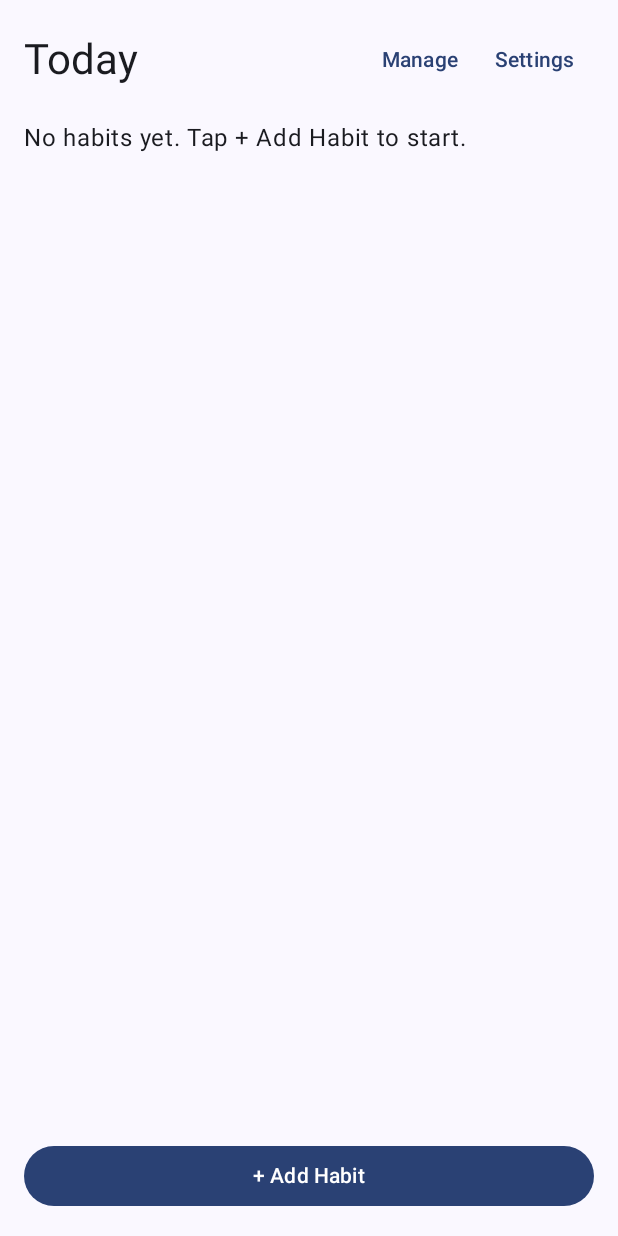
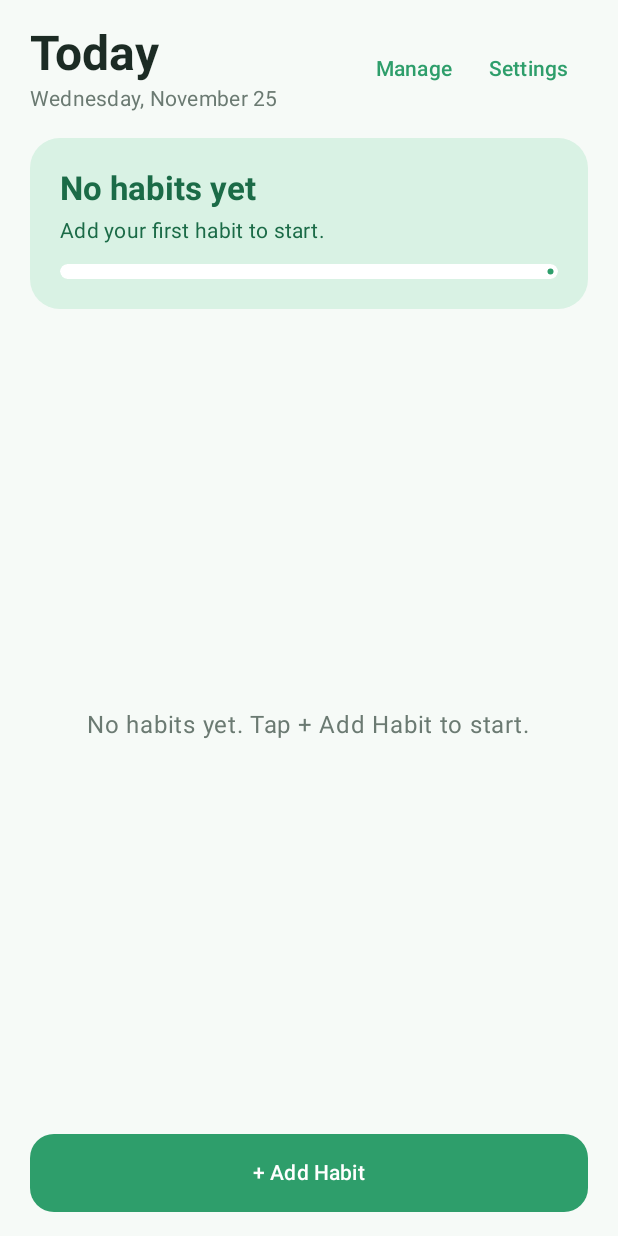
Before and after one commit to grsnrms/DailyWin, an Android app built with Jetpack Compose: the screen it shows after launch (MainActivity), on a phone screen of 412 x 824 dp. Run offline under Robolectric (Android 15) with nearby library versions, the phone set to English and light mode, and no system bars; our stand-ins replace Room's generated code.

Commit message:
Redesign home screen

```diff
--- a/app/src/main/java/ph/edu/comteq/dailywin/HomeScreen.kt
+++ b/app/src/main/java/ph/edu/comteq/dailywin/HomeScreen.kt
@@ -4,12 +4,19 @@ import androidx.compose.foundation.clickable
 import androidx.compose.foundation.layout.*
 import androidx.compose.foundation.lazy.LazyColumn
 import androidx.compose.foundation.lazy.items
+import androidx.compose.foundation.shape.RoundedCornerShape
 import androidx.compose.material3.*
 import androidx.compose.runtime.*
 import androidx.compose.ui.Alignment
 import androidx.compose.ui.Modifier
+import androidx.compose.ui.draw.clip
+import androidx.compose.ui.text.font.FontWeight
+import androidx.compose.ui.text.style.TextDecoration
 import androidx.compose.ui.unit.dp
 import androidx.navigation.NavController
+import java.text.SimpleDateFormat
+import java.util.Date
+import java.util.Locale
 
 @Composable
 fun HomeScreen(navController: NavController, viewModel: HabitViewModel) {
@@ -17,7 +24,15 @@ fun HomeScreen(navController: NavController, viewModel: HabitViewModel) {
     val completions by viewModel.completions.collectAsState(initial = emptyList())
     val today = viewModel.today()
 
-    Column(modifier = Modifier.fillMaxSize().padding(16.dp)) {
+
+    val doneCount = habits.count { habit ->
+        completions.any { it.habitId == habit.id && it.date == today }
+    }
+    val progress = if (habits.isEmpty()) 0f else doneCount.toFloat() / habits.size
+
+    val dateText = SimpleDateFormat("EEEE, MMMM d", Locale.getDefault()).format(Date())
+
+    Column(modifier = Modifier.fillMaxSize().padding(horizontal = 20.dp, vertical = 16.dp)) {
 
 
         Row(
@@ -25,7 +40,18 @@ fun HomeScreen(navController: NavController, viewModel: HabitViewModel) {
             horizontalArrangement = Arrangement.SpaceBetween,
             verticalAlignment = Alignment.CenterVertically
         ) {
-            Text("Today", style = MaterialTheme.typography.headlineMedium)
+            Column {
+                Text(
+                    text = "Today",
+                    style = MaterialTheme.typography.headlineLarge,
+                    fontWeight = FontWeight.Bold
+                )
+                Text(
+                    text = dateText,
+                    style = MaterialTheme.typography.bodyMedium,
+                    color = MaterialTheme.colorScheme.onSurfaceVariant
+                )
+            }
             Row {
                 TextButton(onClick = { navController.navigate("manage") }) {
                     Text("Manage")
@@ -36,46 +62,114 @@ fun HomeScreen(navController: NavController, viewModel: HabitViewModel) {
             }
         }
 
+        Spacer(modifier = Modifier.height(16.dp))
+
+
+        Card(
+            modifier = Modifier.fillMaxWidth(),
+            shape = RoundedCornerShape(20.dp),
+            colors = CardDefaults.cardColors(
+                containerColor = MaterialTheme.colorScheme.primaryContainer
+            )
+        ) {
+            Column(modifier = Modifier.padding(20.dp)) {
+                Text(
+                    text = if (habits.isEmpty()) "No habits yet" else "$doneCount of ${habits.size} done",
+                    style = MaterialTheme.typography.titleLarge,
+                    fontWeight = FontWeight.Bold,
+                    color = MaterialTheme.colorScheme.onPrimaryContainer
+                )
+                Text(
+                    text = when {
+                        habits.isEmpty() -> "Add your first habit to start."
+                        doneCount == habits.size -> "All done today. Great job!"
+                        else -> "Keep going, you're doing great."
+                    },
+                    style = MaterialTheme.typography.bodyMedium,
+                    color = MaterialTheme.colorScheme.onPrimaryContainer,
+                    modifier = Modifier.padding(top = 4.dp, bottom = 12.dp)
+                )
+                LinearProgressIndicator(
+                    progress = { progress },
+                    modifier = Modifier
+                        .fillMaxWidth()
+                        .height(10.dp)
+                        .clip(RoundedCornerShape(5.dp)),
+                    color = MaterialTheme.colorScheme.primary,
+                    trackColor = MaterialTheme.colorScheme.surface
+                )
+            }
+        }
+
+        Spacer(modifier = Modifier.height(16.dp))
+
 
         if (habits.isEmpty()) {
+            Box(
+                modifier = Modifier.weight(1f).fillMaxWidth(),
+                contentAlignment = Alignment.Center
+            ) {
                 Text(
                     text = "No habits yet. Tap + Add Habit to start.",
-                modifier = Modifier.weight(1f).padding(vertical = 16.dp)
+                    color = MaterialTheme.colorScheme.onSurfaceVariant
                 )
+            }
         } else {
-            LazyColumn(modifier = Modifier.weight(1f)) {
-                items(habits) { habit ->
+            LazyColumn(
+                modifier = Modifier.weight(1f),
+                verticalArrangement = Arrangement.spacedBy(10.dp)
+            ) {
+                items(habits, key = { it.id }) { habit ->
+
                     val isDone = completions.any {
                         it.habitId == habit.id && it.date == today
                     }
+                    val doneDates = completions.filter { it.habitId == habit.id }.map { it.date }
+                    val streak = viewModel.getStreak(doneDates)
 
                     Card(
+                        modifier = Modifier.fillMaxWidth(),
+                        shape = RoundedCornerShape(16.dp),
+                        colors = CardDefaults.cardColors(
+                            containerColor = MaterialTheme.colorScheme.surface
+                        ),
+                        elevation = CardDefaults.cardElevation(defaultElevation = 2.dp)
+                    ) {
+                        Row(
                             modifier = Modifier
                                 .fillMaxWidth()
-                            .padding(vertical = 6.dp)
+                                .clickable { navController.navigate("detail/${habit.id}") }
+                                .padding(horizontal = 8.dp, vertical = 8.dp),
+                            verticalAlignment = Alignment.CenterVertically
                         ) {
-                        Row(verticalAlignment = Alignment.CenterVertically) {
                             Checkbox(
                                 checked = isDone,
                                 onCheckedChange = { viewModel.toggleDone(habit.id, it) }
                             )
-                            // tap the name to open the detail screen
+                            Column(modifier = Modifier.padding(start = 4.dp)) {
                                 Text(
                                     text = habit.name,
-                                modifier = Modifier
-                                    .clickable { navController.navigate("detail/${habit.id}") }
-                                    .padding(12.dp)
+                                    style = MaterialTheme.typography.titleMedium,
+                                    textDecoration = if (isDone) TextDecoration.LineThrough else null,
+                                    color = if (isDone) MaterialTheme.colorScheme.onSurfaceVariant
+                                    else MaterialTheme.colorScheme.onSurface
+                                )
+                                Text(
+                                    text = "Streak: $streak " + if (streak == 1) "day" else "days",
+                                    style = MaterialTheme.typography.bodySmall,
+                                    color = MaterialTheme.colorScheme.onSurfaceVariant
                                 )
                             }
                         }
                     }
                 }
             }
-
-
+        }
+        Spacer(modifier = Modifier.height(12.dp))
         Button(
             onClick = { navController.navigate("addedit/-1") },
-            modifier = Modifier.fillMaxWidth()
+            modifier = Modifier.fillMaxWidth().height(52.dp),
+            shape = RoundedCornerShape(16.dp)
         ) {
             Text("+ Add Habit")
         }
--- a/app/src/main/java/ph/edu/comteq/dailywin/ui/theme/Color.kt
+++ b/app/src/main/java/ph/edu/comteq/dailywin/ui/theme/Color.kt
@@ -2,10 +2,10 @@ package ph.edu.comteq.dailywin.ui.theme
 
 import androidx.compose.ui.graphics.Color
 
-val Purple80 = Color(0xFFD0BCFF)
-val PurpleGrey80 = Color(0xFFCCC2DC)
-val Pink80 = Color(0xFFEFB8C8)
-
-val Purple40 = Color(0xFF6650a4)
-val PurpleGrey40 = Color(0xFF625b71)
-val Pink40 = Color(0xFF7D5260)
+val Green = Color(0xFF2E9E6B)
+val GreenDark = Color(0xFF1B6B47)
+val GreenLight = Color(0xFFD9F2E4)
+val Cream = Color(0xFFF6FAF7)
+val White = Color(0xFFFFFFFF)
+val TextDark = Color(0xFF1C2B24)
+val TextGray = Color(0xFF6B7A72)
--- a/app/src/main/java/ph/edu/comteq/dailywin/ui/theme/Theme.kt
+++ b/app/src/main/java/ph/edu/comteq/dailywin/ui/theme/Theme.kt
@@ -1,57 +1,49 @@
 package ph.edu.comteq.dailywin.ui.theme
 
-import android.app.Activity
-import android.os.Build
 import androidx.compose.foundation.isSystemInDarkTheme
 import androidx.compose.material3.MaterialTheme
 import androidx.compose.material3.darkColorScheme
-import androidx.compose.material3.dynamicDarkColorScheme
-import androidx.compose.material3.dynamicLightColorScheme
 import androidx.compose.material3.lightColorScheme
 import androidx.compose.runtime.Composable
-import androidx.compose.ui.platform.LocalContext
+import androidx.compose.ui.graphics.Color
 
-private val DarkColorScheme = darkColorScheme(
-    primary = Purple80,
-    secondary = PurpleGrey80,
-    tertiary = Pink80
+private val LightColors = lightColorScheme(
+    primary = Green,
+    onPrimary = White,
+    primaryContainer = GreenLight,
+    onPrimaryContainer = GreenDark,
+    background = Cream,
+    onBackground = TextDark,
+    surface = White,
+    onSurface = TextDark,
+    onSurfaceVariant = TextGray,
+    surfaceVariant = Color(0xFFE4EFE8),
+    surfaceContainerHigh = White,
+    surfaceContainerHighest = Color(0xFFE4EFE8)
 )
 
-private val LightColorScheme = lightColorScheme(
-    primary = Purple40,
-    secondary = PurpleGrey40,
-    tertiary = Pink40
-
-    /* Other default colors to override
-    background = Color(0xFFFFFBFE),
-    surface = Color(0xFFFFFBFE),
-    onPrimary = Color.White,
-    onSecondary = Color.White,
-    onTertiary = Color.White,
-    onBackground = Color(0xFF1C1B1F),
-    onSurface = Color(0xFF1C1B1F),
-    */
+private val DarkColors = darkColorScheme(
+    primary = Color(0xFF5FD39A),
+    onPrimary = Color(0xFF00391F),
+    primaryContainer = GreenDark,
+    onPrimaryContainer = GreenLight,
+    background = Color(0xFF101713),
+    onBackground = Color(0xFFE3EBE6),
+    surface = Color(0xFF1A241F),
+    onSurface = Color(0xFFE3EBE6),
+    onSurfaceVariant = Color(0xFFA9B8AF),
+    surfaceVariant = Color(0xFF2B3830),
+    surfaceContainerHigh = Color(0xFF243029),
+    surfaceContainerHighest = Color(0xFF2B3830)
 )
 
 @Composable
 fun DailyWinTheme(
     darkTheme: Boolean = isSystemInDarkTheme(),
-    // Dynamic color is available on Android 12+
-    dynamicColor: Boolean = true,
     content: @Composable () -> Unit
 ) {
-    val colorScheme = when {
-        dynamicColor && Build.VERSION.SDK_INT >= Build.VERSION_CODES.S -> {
-            val context = LocalContext.current
-            if (darkTheme) dynamicDarkColorScheme(context) else dynamicLightColorScheme(context)
-        }
-
-        darkTheme -> DarkColorScheme
-        else -> LightColorScheme
-    }
-
     MaterialTheme(
-        colorScheme = colorScheme,
+        colorScheme = if (darkTheme) DarkColors else LightColors,
         typography = Typography,
         content = content
     )
```
Lines whose indentation alone changed are shown as unchanged.
